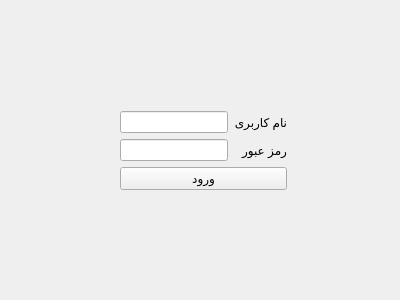
This is CarExhibitionManagement/UI/Widget_signin.ui in behruzsayyadi/AP98Project as Qt 5 draws it before an edit. The edited form follows.
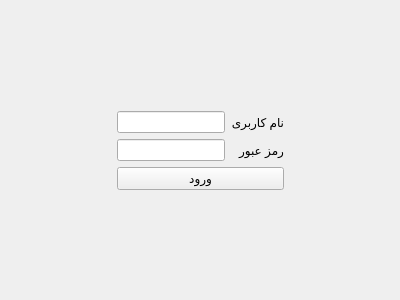
This is the edited form.

The edit to the form file:
```diff
--- a/CarExhibitionManagement/UI/Widget_signin.ui
+++ b/CarExhibitionManagement/UI/Widget_signin.ui
@@ -14,7 +14,7 @@
    <string>Form</string>
   </property>
   <layout class="QGridLayout" name="gridLayout">
-   <item row="0" column="2">
+   <item row="0" column="0" colspan="3">
     <spacer name="verticalSpacer_top">
      <property name="orientation">
       <enum>Qt::Vertical</enum>
@@ -27,40 +27,7 @@
      </property>
     </spacer>
    </item>
-   <item row="1" column="3">
-    <widget class="QLabel" name="label_username">
-     <property name="text">
-      <string>نام کاربری</string>
-     </property>
-     <property name="buddy">
-      <cstring>lineEdi_username</cstring>
-     </property>
-    </widget>
-   </item>
-   <item row="2" column="0" rowspan="2">
-    <spacer name="horizontalSpacer_left">
-     <property name="orientation">
-      <enum>Qt::Horizontal</enum>
-     </property>
-     <property name="sizeHint" stdset="0">
-      <size>
-       <width>99</width>
-       <height>20</height>
-      </size>
-     </property>
-    </spacer>
-   </item>
-   <item row="2" column="3">
-    <widget class="QLabel" name="label_password">
-     <property name="text">
-      <string>رمز عبور</string>
-     </property>
-     <property name="buddy">
-      <cstring>lineEdit_password</cstring>
-     </property>
-    </widget>
-   </item>
-   <item row="3" column="4">
+   <item row="1" column="0">
     <spacer name="horizontalSpacer_right">
      <property name="orientation">
       <enum>Qt::Horizontal</enum>
@@ -73,7 +40,57 @@
      </property>
     </spacer>
    </item>
-   <item row="5" column="1" colspan="2">
+   <item row="1" column="1">
+    <layout class="QFormLayout" name="formLayout">
+     <item row="0" column="0">
+      <widget class="QLineEdit" name="lineEdi_username"/>
+     </item>
+     <item row="0" column="1">
+      <widget class="QLabel" name="label_username">
+       <property name="text">
+        <string>نام کاربری</string>
+       </property>
+       <property name="buddy">
+        <cstring>lineEdi_username</cstring>
+       </property>
+      </widget>
+     </item>
+     <item row="2" column="0">
+      <widget class="QLineEdit" name="lineEdit_password"/>
+     </item>
+     <item row="2" column="1">
+      <widget class="QLabel" name="label_password">
+       <property name="text">
+        <string>رمز عبور</string>
+       </property>
+       <property name="buddy">
+        <cstring>lineEdit_password</cstring>
+       </property>
+      </widget>
+     </item>
+     <item row="3" column="0" colspan="2">
+      <widget class="QPushButton" name="pushButton_signin">
+       <property name="text">
+        <string>ورود</string>
+       </property>
+      </widget>
+     </item>
+    </layout>
+   </item>
+   <item row="1" column="2">
+    <spacer name="horizontalSpacer_left">
+     <property name="orientation">
+      <enum>Qt::Horizontal</enum>
+     </property>
+     <property name="sizeHint" stdset="0">
+      <size>
+       <width>99</width>
+       <height>20</height>
+      </size>
+     </property>
+    </spacer>
+   </item>
+   <item row="2" column="0" colspan="3">
     <spacer name="verticalSpacer_bottom">
      <property name="orientation">
       <enum>Qt::Vertical</enum>
@@ -86,19 +103,6 @@
      </property>
     </spacer>
    </item>
-   <item row="1" column="2">
-    <widget class="QLineEdit" name="lineEdi_username"/>
-   </item>
-   <item row="2" column="2">
-    <widget class="QLineEdit" name="lineEdit_password"/>
-   </item>
-   <item row="3" column="2" colspan="2">
-    <widget class="QPushButton" name="pushButton_signin">
-     <property name="text">
-      <string>ورود</string>
-     </property>
-    </widget>
-   </item>
   </layout>
  </widget>
  <resources/>
```
